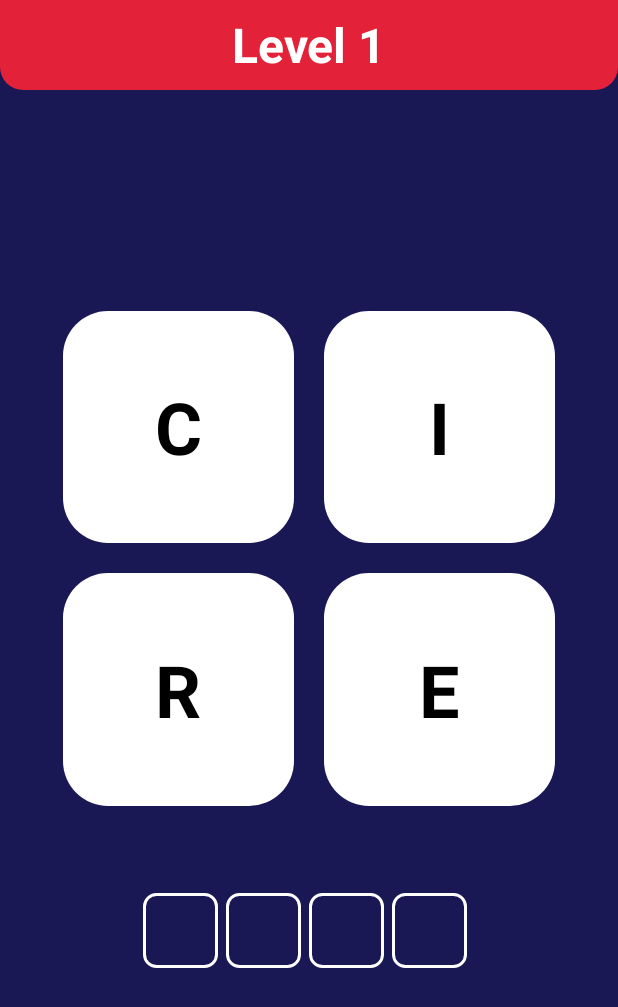
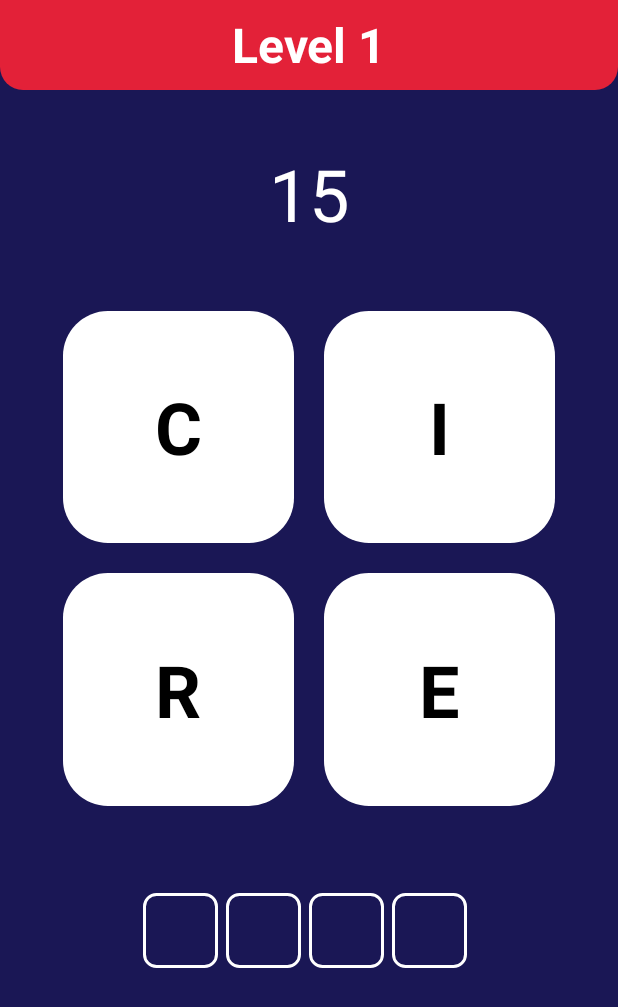
Before and after one commit to Khamroev001/WordsGame, an Android app: the screen it shows after launch (MainActivity), after a tap on an icon or button, on a phone screen of 412 x 824 dp. Shown: the top 1007 px of the screen. Run offline under Robolectric (Android 15) with nearby library versions, the phone set to English and light mode, and no system bars; 3 other taps on this screen came first.

Commit message:
new changes

```diff
--- a/app/src/main/java/khamroev001/wordsgame/MainActivity.kt
+++ b/app/src/main/java/khamroev001/wordsgame/MainActivity.kt
@@ -3,6 +3,7 @@ package khamroev001.wordsgame
 import android.graphics.Color
 import androidx.appcompat.app.AppCompatActivity
 import android.os.Bundle
+import android.os.CountDownTimer
 import android.os.Handler
 import android.os.Looper
 import android.view.View
@@ -15,7 +16,7 @@ class MainActivity : AppCompatActivity(), View.OnClickListener {
     var str: String = ""
     var count = 0
     var clickcount = 0
-    var correctanswer = ""
+    var correctanswer: Array<String>? = null
     override fun onCreate(savedInstanceState: Bundle?) {
         super.onCreate(savedInstanceState)
         setContentView(R.layout.activity_main)
@@ -26,17 +27,31 @@ class MainActivity : AppCompatActivity(), View.OnClickListener {
         button3.setOnClickListener(this)
         button4.setOnClickListener(this)
 
+
+        object : CountDownTimer(30000, 1000) {
+
+            // Callback function, fired on regular interval
+            override fun onTick(millisUntilFinished: Long) {
+                tv.setText((millisUntilFinished / 1000).toString())
+            }
+
+            // Callback function, fired
+            // when the time is up
+            override fun onFinish() {
+
+            }
+        }.start()
+
     }
 
-    var quizArray = arrayOf(
-        WordQuiz("rice", "c", "i", "r", "e"),
-        WordQuiz("text", "e", "t", "t", "x"),
-        WordQuiz("frog", "o", "r", "g", "f"),
-        WordQuiz("earn", "a", "e", "r", "n"),
-        WordQuiz("baby", "b", "y", "a", "b"),
-        WordQuiz("neck", "e", "n", "k", "c"),
-        WordQuiz("race", "c", "a", "r", "e"),
-        WordQuiz("face", "c", "a", "f", "e"),
+    var quizArray= arrayOf(WordQuiz(arrayOf("rice"),"c","i","r","e"),
+        WordQuiz(arrayOf("text"),"e","t","t","x"),
+        WordQuiz(arrayOf("frog"),"o","r","g","f"),
+        WordQuiz(arrayOf("earn","near"),"a","e","r","n"),
+        WordQuiz(arrayOf("baby"),"b","y","a","b"),
+        WordQuiz(arrayOf("neck"),"e","n","k","c"),
+        WordQuiz(arrayOf("race","care"),"c","a","r","e"),
+        WordQuiz(arrayOf("face"),"c","a","f","e"),
     )
 
     fun reloadQuiz() {
@@ -81,14 +96,16 @@ class MainActivity : AppCompatActivity(), View.OnClickListener {
             Handler(Looper.getMainLooper()).postDelayed({
                 restart()
             }, 300)
-            restart()
         }
     }
 
     fun check(): Boolean {
-        if (str == correctanswer) {
-            return true
+        for (i in  0..correctanswer?.size!! -1){
+            if (str == correctanswer!![i]) {
+                return true
+            }
         }
+
         return false
     }
 
@@ -132,4 +149,7 @@ class MainActivity : AppCompatActivity(), View.OnClickListener {
         button3.isClickable = true
         button4.isClickable = true
     }
+
+
+
 }
--- a/app/src/main/java/khamroev001/wordsgame/WordQuiz.kt
+++ b/app/src/main/java/khamroev001/wordsgame/WordQuiz.kt
@@ -1,3 +1,3 @@
 package khamroev001.wordsgame
 
-data class WordQuiz(var word:String,var firstletter:String , var secondletter:String , var thirdletter:String, var fourthletter:String)
+data class WordQuiz(var word:Array<String>,var firstletter:String , var secondletter:String , var thirdletter:String, var fourthletter:String)
--- a/app/src/main/res/layout/activity_main.xml
+++ b/app/src/main/res/layout/activity_main.xml
@@ -8,6 +8,18 @@
     android:background="@color/dark_blue"
     >
 
+    <TextView
+        android:id="@+id/tv"
+        android:layout_width="fill_parent"
+        android:layout_height="wrap_content"
+        android:text=""
+        android:textAlignment="center"
+        android:textColor="#FFFFFF"
+        android:textSize="48dp"
+        app:layout_constraintBottom_toTopOf="@+id/linearLayout"
+        app:layout_constraintEnd_toEndOf="parent"
+        app:layout_constraintStart_toStartOf="parent"
+        app:layout_constraintTop_toBottomOf="@+id/level" />
     <LinearLayout
         android:id="@+id/level"
         android:layout_width="match_parent"
```
